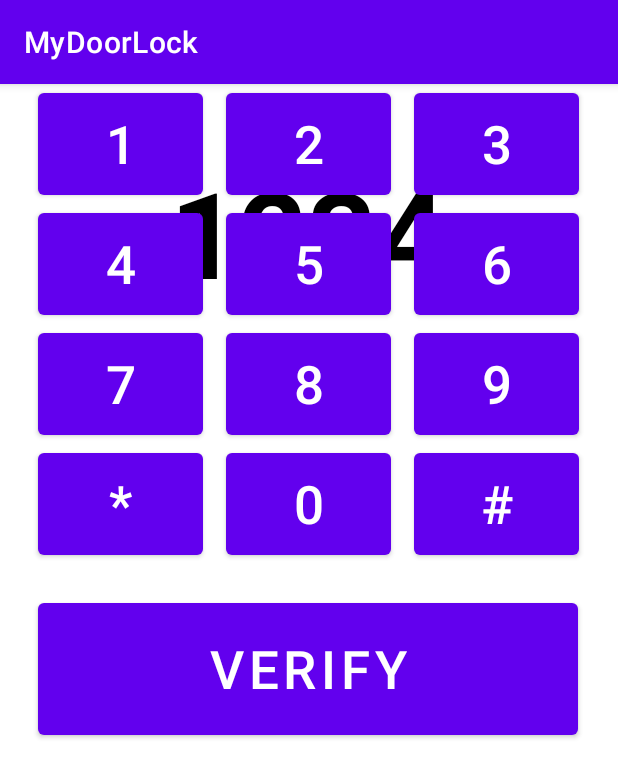
After one commit to wtfwtfs/2023_Embedded_Sys, an Android app: the DialActivity screen opened directly, with no data from a screen before it, on a phone screen of 412 x 824 dp. The commit adds this screen. Shown: the top 778 px of the screen. Run offline under Robolectric (Android 15) with nearby library versions, the phone set to English and light mode, and no system bars; 2 statements that could not run were skipped.

Commit message:
비밀번호 원격 입력 및 설정  구현

```diff
--- a/MyDoorLock/app/src/main/AndroidManifest.xml
+++ b/MyDoorLock/app/src/main/AndroidManifest.xml
@@ -27,6 +27,7 @@
                 <category android:name="android.intent.category.LAUNCHER" />
             </intent-filter>
         </activity>
+        <activity android:name=".DialActivity" />
     </application>
 
 </manifest>
--- /dev/null
+++ b/MyDoorLock/app/src/main/res/layout/activity_dial.xml
@@ -0,0 +1,191 @@
+<?xml version="1.0" encoding="utf-8"?>
+<androidx.constraintlayout.widget.ConstraintLayout xmlns:android="http://schemas.android.com/apk/res/android"
+    xmlns:app="http://schemas.android.com/apk/res-auto"
+    xmlns:tools="http://schemas.android.com/tools"
+    android:layout_width="match_parent"
+    android:layout_height="match_parent"
+    tools:context=".MainActivity">
+
+    <TextView
+        android:id="@+id/text_status"
+        android:layout_width="wrap_content"
+        android:layout_height="wrap_content"
+        android:text="status"
+        android:textSize="20dp"
+        app:layout_constraintLeft_toLeftOf="parent"
+        app:layout_constraintRight_toRightOf="parent"
+        app:layout_constraintTop_toTopOf="parent" />
+
+    <TextView
+        android:id="@+id/text_status2"
+        android:layout_width="370dp"
+        android:layout_height="100dp"
+        android:layout_marginTop="45dp"
+        android:text="1234"
+        android:textSize="80dp"
+        android:textColor="@color/black"
+        android:textStyle="bold"
+        android:gravity="center"
+        app:layout_constraintHorizontal_bias="0.487"
+        app:layout_constraintLeft_toLeftOf="parent"
+        app:layout_constraintRight_toRightOf="parent"
+        app:layout_constraintTop_toTopOf="parent" />
+
+    <Button
+        android:id="@+id/btn_num2"
+        android:layout_width="110dp"
+        android:layout_height="80dp"
+        android:onClick="onClickButtonSearch"
+        android:text="2"
+        android:textSize="35dp"
+        app:layout_constraintHorizontal_bias="0.498"
+        app:layout_constraintLeft_toLeftOf="parent"
+        app:layout_constraintRight_toRightOf="parent"
+        tools:layout_editor_absoluteY="180dp" />
+
+    <Button
+        android:id="@+id/btn_num3"
+        android:layout_width="110dp"
+        android:layout_height="80dp"
+        android:onClick="onClickButtonSearch"
+        android:text="3"
+        android:textSize="35dp"
+        app:layout_constraintHorizontal_bias="0.913"
+        app:layout_constraintLeft_toLeftOf="parent"
+        app:layout_constraintRight_toRightOf="parent"
+        tools:layout_editor_absoluteY="180dp" />
+
+    <Button
+        android:id="@+id/btn_num5"
+        android:layout_width="110dp"
+        android:layout_height="80dp"
+        android:onClick="onClickButtonSearch"
+        android:text="5"
+        android:textSize="35dp"
+        app:layout_constraintHorizontal_bias="0.498"
+        app:layout_constraintLeft_toLeftOf="parent"
+        app:layout_constraintRight_toRightOf="parent"
+        app:layout_constraintTop_toBottomOf="@id/btn_num2" />
+
+    <Button
+        android:id="@+id/btn_num8"
+        android:layout_width="110dp"
+        android:layout_height="80dp"
+        android:onClick="onClickButtonSearch"
+        android:text="8"
+        android:textSize="35dp"
+        app:layout_constraintHorizontal_bias="0.498"
+        app:layout_constraintLeft_toLeftOf="parent"
+        app:layout_constraintRight_toRightOf="parent"
+        app:layout_constraintTop_toBottomOf="@id/btn_num5" />
+
+    <Button
+        android:id="@+id/btn_num0"
+        android:layout_width="110dp"
+        android:layout_height="80dp"
+        android:onClick="onClickButtonSearch"
+        android:text="0"
+        android:textSize="35dp"
+        app:layout_constraintHorizontal_bias="0.498"
+        app:layout_constraintLeft_toLeftOf="parent"
+        app:layout_constraintRight_toRightOf="parent"
+        app:layout_constraintTop_toBottomOf="@id/btn_num8" />
+
+    <Button
+        android:id="@+id/btn_verify"
+        android:layout_width="360dp"
+        android:layout_height="100dp"
+        android:layout_marginTop="20dp"
+        android:onClick="onClickButtonSearch"
+        android:text="verify"
+        android:textSize="35dp"
+        app:layout_constraintHorizontal_bias="0.49"
+        app:layout_constraintLeft_toLeftOf="parent"
+        app:layout_constraintRight_toRightOf="parent"
+        app:layout_constraintTop_toBottomOf="@id/btn_num0" />
+
+    <Button
+        android:id="@+id/btn_num7"
+        android:layout_width="110dp"
+        android:layout_height="80dp"
+        android:onClick="onClickButtonSearch"
+        android:text="7"
+        android:textSize="35dp"
+        app:layout_constraintHorizontal_bias="0.083"
+        app:layout_constraintLeft_toLeftOf="parent"
+        app:layout_constraintRight_toRightOf="parent"
+        app:layout_constraintTop_toBottomOf="@id/btn_num4" />
+
+    <Button
+        android:id="@+id/btn_star"
+        android:layout_width="110dp"
+        android:layout_height="80dp"
+        android:onClick="onClickButtonSearch"
+        android:text="*"
+        android:textSize="35dp"
+        app:layout_constraintHorizontal_bias="0.083"
+        app:layout_constraintLeft_toLeftOf="parent"
+        app:layout_constraintRight_toRightOf="parent"
+        app:layout_constraintTop_toBottomOf="@id/btn_num7" />
+
+    <Button
+        android:id="@+id/btn_num6"
+        android:layout_width="110dp"
+        android:layout_height="80dp"
+        android:onClick="onClickButtonSearch"
+        android:text="6"
+        android:textSize="35dp"
+        app:layout_constraintHorizontal_bias="0.913"
+        app:layout_constraintLeft_toLeftOf="parent"
+        app:layout_constraintRight_toRightOf="parent"
+        app:layout_constraintTop_toBottomOf="@id/btn_num3" />
+
+    <Button
+        android:id="@+id/btn_num9"
+        android:layout_width="110dp"
+        android:layout_height="80dp"
+        android:onClick="onClickButtonSearch"
+        android:text="9"
+        android:textSize="35dp"
+        app:layout_constraintHorizontal_bias="0.913"
+        app:layout_constraintLeft_toLeftOf="parent"
+        app:layout_constraintRight_toRightOf="parent"
+        app:layout_constraintTop_toBottomOf="@id/btn_num6" />
+
+    <Button
+        android:id="@+id/btn_hash"
+        android:layout_width="110dp"
+        android:layout_height="80dp"
+        android:onClick="onClickButtonSearch"
+        android:text="#"
+        android:textSize="35dp"
+        app:layout_constraintHorizontal_bias="0.913"
+        app:layout_constraintLeft_toLeftOf="parent"
+        app:layout_constraintRight_toRightOf="parent"
+        app:layout_constraintTop_toBottomOf="@id/btn_num9" />
+
+    <Button
+        android:id="@+id/btn_num1"
+        android:layout_width="110dp"
+        android:layout_height="80dp"
+        android:onClick="onClickButtonSearch"
+        android:text="1"
+        android:textSize="35dp"
+        app:layout_constraintHorizontal_bias="0.083"
+        app:layout_constraintLeft_toLeftOf="parent"
+        app:layout_constraintRight_toRightOf="parent"
+        tools:layout_editor_absoluteY="180dp" />
+
+    <Button
+        android:id="@+id/btn_num4"
+        android:layout_width="110dp"
+        android:layout_height="80dp"
+        android:onClick="onClickButtonSearch"
+        android:text="4"
+        android:textSize="35dp"
+        app:layout_constraintHorizontal_bias="0.083"
+        app:layout_constraintLeft_toLeftOf="parent"
+        app:layout_constraintRight_toRightOf="parent"
+        app:layout_constraintTop_toBottomOf="@id/btn_num1" />
+
+</androidx.constraintlayout.widget.ConstraintLayout>
```
Also changed, not shown: MyDoorLock/app/src/main/java/com/example/mydoorlock/DialActivity.java (added, +194 -0 lines), MyDoorLock/app/src/main/java/com/example/mydoorlock/MainActivity.java (+25 -4 lines).
